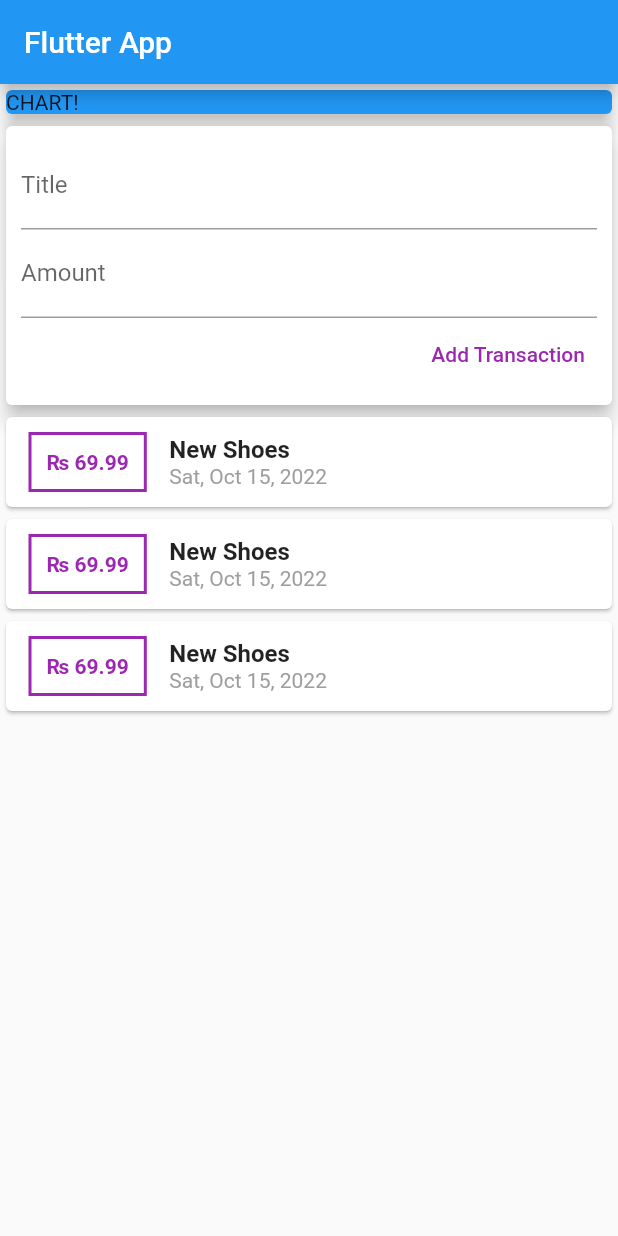
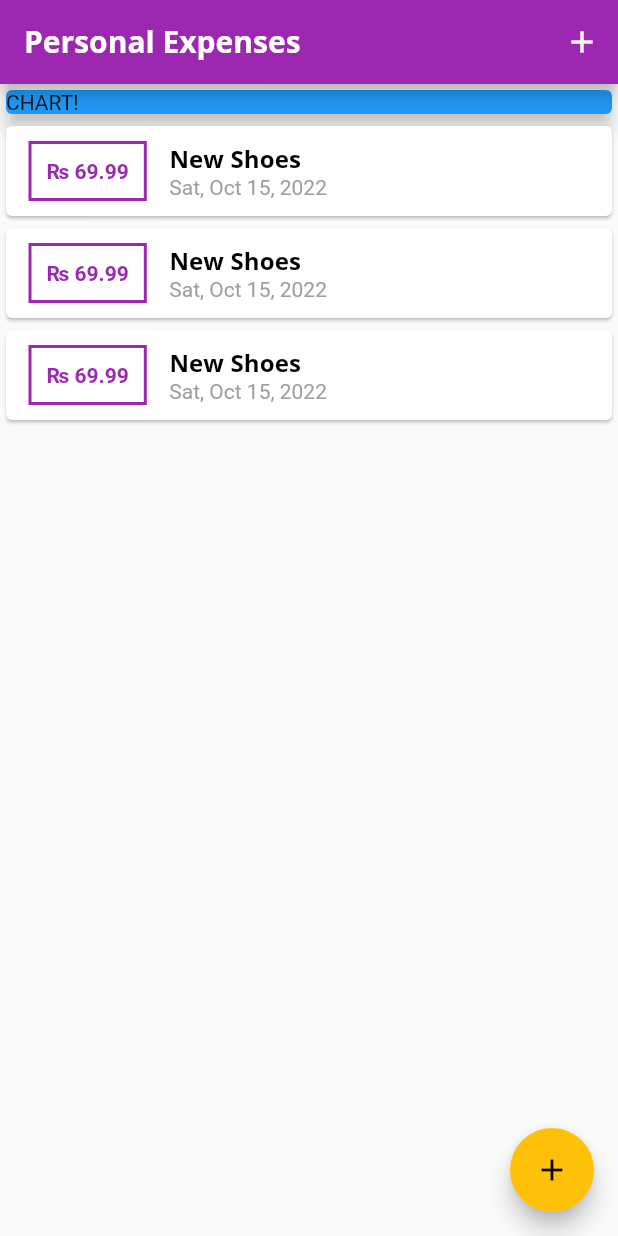
Before and after one commit to ramagrawal2001/flutterPersonal-Expence-App, a Flutter app: the screen it shows after launch, on a phone screen of 412 x 824 dp. Run offline on Flutter 3.47's test engine with Material 2 defaults, Android fonts, the phone set to English and light mode, and no system bars.

Commit message:
Improved Interface

```diff
--- a/lib/main.dart
+++ b/lib/main.dart
@@ -1,5 +1,7 @@
 import 'package:flutter/material.dart';
-import './widgets/user_transaction.dart';
+import './widgets/transaction_list.dart';
+import './widgets/new_transaction.dart';
+import './models/transaction.dart';
 
 void main() => runApp(MyApp());
 
@@ -7,22 +9,95 @@ class MyApp extends StatelessWidget {
   @override
   Widget build(BuildContext context) {
     return MaterialApp(
-      title: 'Flutter App',
+      title: 'Personal Expenses',
+      theme: ThemeData(
+          primarySwatch: Colors.purple,
+          accentColor: Colors.amber,
+          fontFamily: 'Quicksand',
+          textTheme: ThemeData.light().textTheme.copyWith(
+                  titleSmall: TextStyle(
+                fontFamily: 'OpenSans',
+                fontWeight: FontWeight.bold,
+                fontSize: 16,
+              )),
+          appBarTheme: AppBarTheme(
+              titleTextStyle: TextStyle(
+                  fontFamily: 'OpenSans',
+                  fontSize: 20,
+                  fontWeight: FontWeight.bold))),
       home: MyHomePage(),
     );
   }
 }
 
-class MyHomePage extends StatelessWidget {
-  // late String titleInput;
-  // late String amountInput;
+class MyHomePage extends StatefulWidget {
+  @override
+  State<MyHomePage> createState() => _MyHomePageState();
+}
+
+class _MyHomePageState extends State<MyHomePage> {
+  final List<Transaction> _userTransaction = [
+    Transaction(
+      id: 't1',
+      date: DateTime.now(),
+      amount: 69.99,
+      title: "New Shoes",
+    ),
+    Transaction(
+      id: 't1',
+      date: DateTime.now(),
+      amount: 69.99,
+      title: "New Shoes",
+    ),
+    Transaction(
+      id: 't1',
+      date: DateTime.now(),
+      amount: 69.99,
+      title: "New Shoes",
+    ),
+  ];
+  void _addNewTransaction(String txTitle, double txAmount) {
+    final newTx = Transaction(
+      id: DateTime.now().toString(),
+      date: DateTime.now(),
+      amount: txAmount,
+      title: txTitle,
+    );
+    setState(() {
+      _userTransaction.add(newTx);
+    });
+  }
+
+  void _startAddNewTransaction(BuildContext ctx) {
+    showModalBottomSheet(
+        context: ctx,
+        builder: (_) {
+          return GestureDetector(
+            onTap: () {},
+            child: NewTransaction(_addNewTransaction),
+            behavior: HitTestBehavior.opaque,
+          );
+        });
+  }
+
   @override
   Widget build(BuildContext context) {
     return Scaffold(
       appBar: AppBar(
-        title: const Text('Flutter App'),
+        title: const Text(
+          'Personal Expenses',
         ),
-      body: Column(
+        actions: [
+          IconButton(
+            onPressed: () => _startAddNewTransaction(context),
+            icon: Icon(
+              Icons.add,
+            ),
+          ),
+        ],
+      ),
+      body: SingleChildScrollView(
+        child: Column(
           crossAxisAlignment: CrossAxisAlignment.stretch,
           children: <Widget>[
             Container(
@@ -33,8 +108,15 @@ class MyHomePage extends StatelessWidget {
                 child: Text('CHART!'),
               ),
             ),
-          UserTransaction(),
+            TransactionList(_userTransaction),
           ],
+        ),
+      ),
+      floatingActionButton: FloatingActionButton(
+        child: Icon(
+          Icons.add,
+        ),
+        onPressed: () => _startAddNewTransaction(context),
       ),
     );
   }
--- a/lib/widgets/transaction_list.dart
+++ b/lib/widgets/transaction_list.dart
@@ -8,9 +8,11 @@ class TransactionList extends StatelessWidget {
   TransactionList(this.transactions);
   @override
   Widget build(BuildContext context) {
-    return Column(
-      children: transactions
-          .map((tx) => Card(
+    return Container(
+      height: 400,
+      child: ListView.builder(
+        itemBuilder: (ctx, index) {
+          return Card(
             child: Row(
               children: [
                 Container(
@@ -20,16 +22,16 @@ class TransactionList extends StatelessWidget {
                   ),
                   decoration: BoxDecoration(
                     border: Border.all(
-                          color: Colors.purple,
+                      color: Theme.of(context).primaryColor,
                       width: 2,
                     ),
                   ),
                   padding: const EdgeInsets.all(10),
                   child: Text(
-                        '₨ ${tx.amount}',
-                        style: const TextStyle(
+                    '₨ ${transactions[index].amount.toStringAsFixed(2)}',
+                    style: TextStyle(
                       fontWeight: FontWeight.bold,
-                          color: Colors.purple,
+                      color: Theme.of(context).primaryColor,
                     ),
                   ),
                 ),
@@ -37,14 +39,11 @@ class TransactionList extends StatelessWidget {
                   crossAxisAlignment: CrossAxisAlignment.start,
                   children: [
                     Text(
-                          tx.title,
-                          style: const TextStyle(
-                            fontSize: 16,
-                            fontWeight: FontWeight.bold,
-                          ),
+                      transactions[index].title,
+                      style: Theme.of(context).textTheme.titleSmall,
                     ),
                     Text(
-                          DateFormat.yMMMEd().format(tx.date),
+                      DateFormat.yMMMEd().format(transactions[index].date),
                       style: const TextStyle(
                         color: Colors.grey,
                       ),
@@ -53,8 +52,10 @@ class TransactionList extends StatelessWidget {
                 ),
               ],
             ),
-              ))
-          .toList(),
+          );
+        },
+        itemCount: transactions.length,
+      ),
     );
   }
 }
--- a/lib/widgets/user_transaction.dart
+++ /dev/null
@@ -1,55 +0,0 @@
-import 'package:flutter/material.dart';
-import './new_transaction.dart';
-import './transaction_list.dart';
-import '../models/transaction.dart';
-
-class UserTransaction extends StatefulWidget {
-  const UserTransaction({super.key});
-
-  @override
-  State<UserTransaction> createState() => _UserTransactionState();
-}
-
-class _UserTransactionState extends State<UserTransaction> {
-  final List<Transaction> _userTransaction = [
-    Transaction(
-      id: 't1',
-      date: DateTime.now(),
-      amount: 69.99,
-      title: "New Shoes",
-    ),
-    Transaction(
-      id: 't1',
-      date: DateTime.now(),
-      amount: 69.99,
-      title: "New Shoes",
-    ),
-    Transaction(
-      id: 't1',
-      date: DateTime.now(),
-      amount: 69.99,
-      title: "New Shoes",
-    ),
-  ];
-  void _addNewTransaction(String txTitle, double txAmount) {
-    final newTx = Transaction(
-      id: DateTime.now().toString(),
-      date: DateTime.now(),
-      amount: txAmount,
-      title: txTitle,
-    );
-    setState(() {
-      _userTransaction.add(newTx);
-    });
-  }
-
-  @override
-  Widget build(BuildContext context) {
-    return Column(
-      children: [
-        NewTransaction(_addNewTransaction),
-        TransactionList(_userTransaction),
-      ],
-    );
-  }
-}
```
Also changed, not shown: lib/widgets/new_transaction.dart (+24 -6 lines), pubspec.yaml (+13 -6 lines), assets/fonts/OpenSans-Bold.ttf (added), assets/fonts/OpenSans-Regular.ttf (added), assets/fonts/Quicksand-Bold.ttf (added), assets/fonts/Quicksand-Light.ttf (added), assets/fonts/Quicksand-Medium.ttf (added), assets/fonts/Quicksand-Regular.ttf (added). Lines whose indentation alone changed are shown as unchanged.
